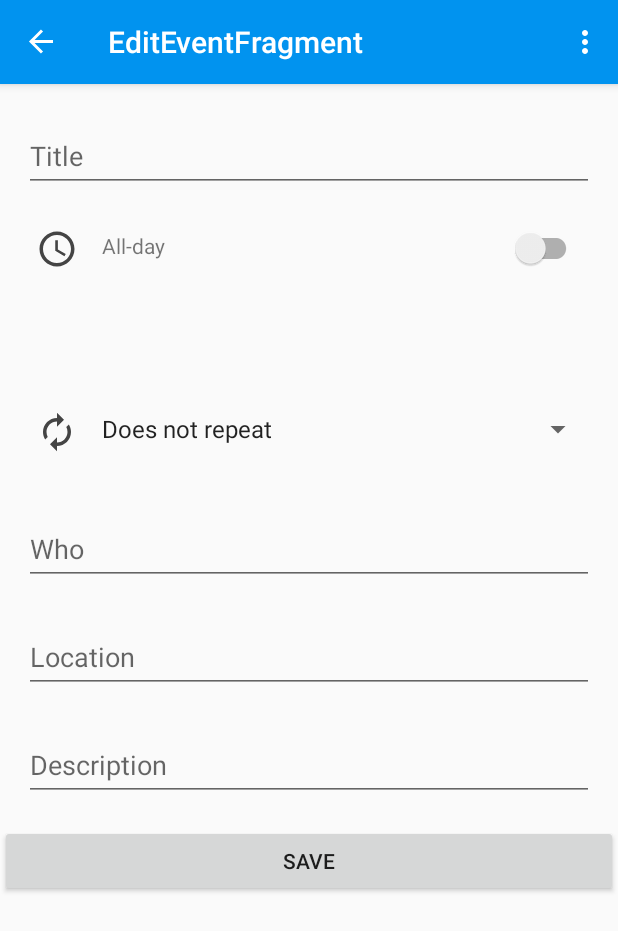
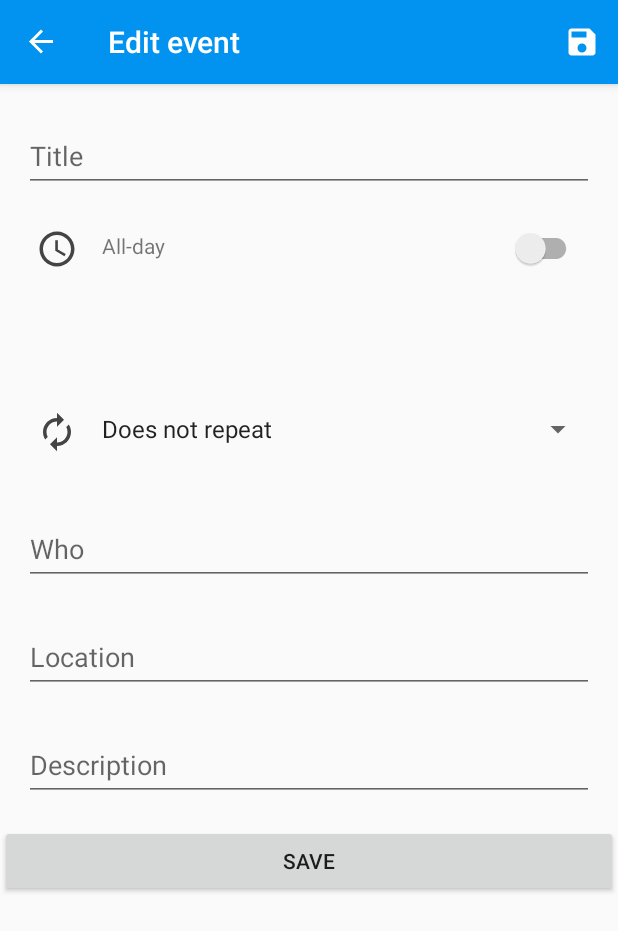
Before and after one commit to Raz28/calendar-android, an Android app: the screen it shows after launch (CalendarActivity), after a tap on "#fab", on a phone screen of 412 x 824 dp. Shown: the top 931 px of the screen. Run offline under Robolectric (Android 15) with nearby library versions, the phone set to English and light mode, and no system bars; our stand-ins replace Dagger/Hilt's generated code, Room's generated code, RxJava, Timber, data binding and 1 more; network calls fail.

Commit message:
replaced toolbar from activity to fragment, fixed navigation component with toolbar

```diff
--- a/app/src/main/java/com/gsv28rus/calendar/CalendarActivity.kt
+++ b/app/src/main/java/com/gsv28rus/calendar/CalendarActivity.kt
@@ -1,50 +1,45 @@
 package com.gsv28rus.calendar
 
 import android.os.Bundle
-import android.view.Menu
 import android.view.MenuItem
-import androidx.appcompat.app.ActionBarDrawerToggle
 import androidx.core.view.GravityCompat
-import androidx.drawerlayout.widget.DrawerLayout
+import androidx.navigation.NavController
 import androidx.navigation.findNavController
 import androidx.navigation.ui.AppBarConfiguration
+import androidx.navigation.ui.navigateUp
+import androidx.navigation.ui.setupActionBarWithNavController
 import androidx.navigation.ui.setupWithNavController
 import com.google.android.material.navigation.NavigationView
-import com.gsv28rus.calendar.common.presentation.BaseActivity
+import dagger.android.support.DaggerAppCompatActivity
 import kotlinx.android.synthetic.main.activity_calendar.*
-import kotlinx.android.synthetic.main.app_bar_main.*
 
 
-class CalendarActivity : BaseActivity(), NavigationView.OnNavigationItemSelectedListener {
+class CalendarActivity : DaggerAppCompatActivity(), NavigationView.OnNavigationItemSelectedListener {
+    private lateinit var appBarConfiguration: AppBarConfiguration
+    private lateinit var navController: NavController
 
     override fun onCreate(savedInstanceState: Bundle?) {
         super.onCreate(savedInstanceState)
+        setContentView(R.layout.activity_calendar)
 
-        setContentView(R.layout.activity_calendar)
+        navController = findNavController(R.id.nav_host_fragment)
+        appBarConfiguration = AppBarConfiguration(navController.graph, drawerLayout)
+
         setSupportActionBar(toolbar)
-        initNavigationController()
-        initNavigationView()
+        setupActionBarWithNavController(navController, appBarConfiguration)
+        navView.setupWithNavController(navController)
+        navView.setNavigationItemSelectedListener(this)
+    }
+
+    override fun onSupportNavigateUp(): Boolean {
+        return navController.navigateUp(appBarConfiguration) || super.onSupportNavigateUp()
     }
 
     override fun onBackPressed() {
-        val drawerLayout: DrawerLayout = findViewById(R.id.drawerLayout)
         if (drawerLayout.isDrawerOpen(GravityCompat.START)) {
             drawerLayout.closeDrawer(GravityCompat.START)
         } else {
             super.onBackPressed()
-            initNavigationView()
-        }
-    }
-
-    override fun onCreateOptionsMenu(menu: Menu): Boolean {
-        menuInflater.inflate(R.menu.main_menu, menu)
-        return true
-    }
-
-    override fun onOptionsItemSelected(item: MenuItem): Boolean {
-        return when (item.itemId) {
-            R.id.action_settings -> true
-            else -> super.onOptionsItemSelected(item)
         }
     }
 
@@ -72,24 +67,4 @@ class CalendarActivity : BaseActivity(), NavigationView.OnNavigationItemSelected
         drawerLayout.closeDrawer(GravityCompat.START)
         return true
     }
-
-    private fun initNavigationController() {
-        val navController = findNavController(R.id.nav_host_fragment)
-        val appBarConfiguration = AppBarConfiguration(navController.graph)
-        toolbar.setupWithNavController(navController, appBarConfiguration)
-    }
-
-    private fun initNavigationView() {
-        val toggle = ActionBarDrawerToggle(
-            this,
-            drawerLayout,
-            toolbar,
-            R.string.navigation_drawer_open,
-            R.string.navigation_drawer_close
-        )
-        drawerLayout.addDrawerListener(toggle)
-        toggle.syncState()
-
-        navView.setNavigationItemSelectedListener(this)
-    }
 }
--- a/app/src/main/java/com/gsv28rus/calendar/common/presentation/BaseActivity.kt
+++ /dev/null
@@ -1,10 +0,0 @@
-package com.gsv28rus.calendar.common.presentation
-
-import dagger.android.support.DaggerAppCompatActivity
-import javax.inject.Inject
-
-abstract class BaseActivity : DaggerAppCompatActivity() {
-
-    @Inject
-    protected lateinit var viewModelFactory: ViewModelFactory
-}
--- a/app/src/main/java/com/gsv28rus/calendar/event/EditEventFragment.kt
+++ b/app/src/main/java/com/gsv28rus/calendar/event/EditEventFragment.kt
@@ -1,10 +1,7 @@
 package com.gsv28rus.calendar.event
 
 import android.os.Bundle
-import android.view.LayoutInflater
-import android.view.View
-import android.view.ViewGroup
-import android.widget.ArrayAdapter
+import android.view.*
 import androidx.core.os.bundleOf
 import androidx.lifecycle.ViewModelProviders
 import androidx.navigation.fragment.findNavController
@@ -12,7 +9,6 @@ import com.gsv28rus.calendar.R
 import com.gsv28rus.calendar.common.DatePickerType
 import com.gsv28rus.calendar.common.presentation.BaseFragment
 import com.gsv28rus.calendar.databinding.FragmentEventEditBinding
-import kotlinx.android.synthetic.main.app_bar_main.*
 
 class EditEventFragment : BaseFragment() {
     private lateinit var binding: FragmentEventEditBinding
@@ -36,6 +32,20 @@ class EditEventFragment : BaseFragment() {
         initSpinner()
     }
 
+    override fun onCreateOptionsMenu(menu: Menu, inflater: MenuInflater) {
+        inflater.inflate(R.menu.event_edit_menu, menu)
+        super.onCreateOptionsMenu(menu, inflater)
+    }
+
+    override fun onOptionsItemSelected(item: MenuItem): Boolean {
+        return when (item.itemId) {
+            R.id.action_save -> {
+                return true
+            }
+            else -> super.onOptionsItemSelected(item)
+        }
+    }
+
     private fun initViewModel() {
         eventListViewModel = ViewModelProviders.of(this, viewModelFactory).get(EventListViewModel::class.java)
         binding.viewModel = eventListViewModel
@@ -43,7 +53,6 @@ class EditEventFragment : BaseFragment() {
 
     private fun initToolbar() {
         setHasOptionsMenu(true)
-        activity?.toolbar?.setNavigationOnClickListener { activity?.onBackPressed() }
     }
 
     private fun initSpinner() {
--- a/app/src/main/java/com/gsv28rus/calendar/event/EventListFragment.kt
+++ b/app/src/main/java/com/gsv28rus/calendar/event/EventListFragment.kt
@@ -1,15 +1,12 @@
 package com.gsv28rus.calendar.event
 
 import android.os.Bundle
-import android.view.LayoutInflater
-import android.view.View
-import android.view.ViewGroup
+import android.view.*
 import androidx.core.os.bundleOf
 import androidx.lifecycle.Observer
 import androidx.lifecycle.ViewModelProviders
 import androidx.navigation.fragment.findNavController
-import androidx.recyclerview.widget.LinearLayoutManager
-import androidx.recyclerview.widget.RecyclerView
+import androidx.navigation.ui.onNavDestinationSelected
 import com.gsv28rus.calendar.R
 import com.gsv28rus.calendar.common.presentation.BaseFragment
 import kotlinx.android.synthetic.main.fragment_list.*
@@ -31,14 +28,24 @@ class EventListFragment : BaseFragment() {
         initFab()
     }
 
+    override fun onCreateOptionsMenu(menu: Menu, inflater: MenuInflater) {
+        inflater.inflate(R.menu.event_list_menu, menu)
+        super.onCreateOptionsMenu(menu, inflater)
+    }
+
+    override fun onOptionsItemSelected(item: MenuItem): Boolean {
+        return when (item.itemId) {
+            R.id.action_go_today -> true
+            else -> item.onNavDestinationSelected(findNavController()) || super.onOptionsItemSelected(item)
+        }
+    }
+
     private fun initList() {
         adapter = EventAdapter(listOf(), listener = {
-            val bundle = bundleOf("eventDay" to it)
-            findNavController().navigate(R.id.action_eventListFragment_to_editEventFragment, bundle)
+            findNavController().navigate(R.id.action_eventListFragment_to_editEventFragment,  bundleOf("eventDay" to it))
         })
+        list.adapter = adapter
         list.setHasFixedSize(true)
-        list.layoutManager = LinearLayoutManager(activity) as RecyclerView.LayoutManager?
-        list.adapter = adapter
     }
 
     private fun initViewModel() {
--- /dev/null
+++ b/app/src/main/res/drawable/ic_save.xml
@@ -0,0 +1,10 @@
+<vector xmlns:android="http://schemas.android.com/apk/res/android"
+    android:width="24dp"
+    android:height="24dp"
+    android:tint="@color/white"
+    android:viewportWidth="24.0"
+    android:viewportHeight="24.0">
+    <path
+        android:fillColor="#FF000000"
+        android:pathData="M17,3L5,3c-1.11,0 -2,0.9 -2,2v14c0,1.1 0.89,2 2,2h14c1.1,0 2,-0.9 2,-2L21,7l-4,-4zM12,19c-1.66,0 -3,-1.34 -3,-3s1.34,-3 3,-3 3,1.34 3,3 -1.34,3 -3,3zM15,9L5,9L5,5h10v4z" />
+</vector>
--- /dev/null
+++ b/app/src/main/res/drawable/ic_today.xml
@@ -0,0 +1,10 @@
+<vector xmlns:android="http://schemas.android.com/apk/res/android"
+    android:width="24dp"
+    android:height="24dp"
+    android:tint="@color/white"
+    android:viewportWidth="24.0"
+    android:viewportHeight="24.0">
+    <path
+        android:fillColor="#FF000000"
+        android:pathData="M19,3h-1L18,1h-2v2L8,3L8,1L6,1v2L5,3c-1.11,0 -1.99,0.9 -1.99,2L3,19c0,1.1 0.89,2 2,2h14c1.1,0 2,-0.9 2,-2L21,5c0,-1.1 -0.9,-2 -2,-2zM19,19L5,19L5,8h14v11zM7,10h5v5L7,15z" />
+</vector>
--- a/app/src/main/res/layout/activity_calendar.xml
+++ b/app/src/main/res/layout/activity_calendar.xml
@@ -1,26 +1,48 @@
 <?xml version="1.0" encoding="utf-8"?>
-<androidx.drawerlayout.widget.DrawerLayout
-    xmlns:android="http://schemas.android.com/apk/res/android"
+<androidx.drawerlayout.widget.DrawerLayout xmlns:android="http://schemas.android.com/apk/res/android"
     xmlns:app="http://schemas.android.com/apk/res-auto"
-    xmlns:tools="http://schemas.android.com/tools"
     android:id="@+id/drawerLayout"
     android:layout_width="match_parent"
     android:layout_height="match_parent"
-    android:fitsSystemWindows="true"
-    tools:openDrawer="start">
+    android:fitsSystemWindows="true">
 
-    <include
-        layout="@layout/app_bar_main"
+    <LinearLayout
         android:layout_width="match_parent"
-        android:layout_height="match_parent"/>
+        android:layout_height="match_parent"
+        android:orientation="vertical">
+
+        <com.google.android.material.appbar.AppBarLayout
+            android:id="@+id/appbar"
+            android:layout_width="match_parent"
+            android:layout_height="wrap_content"
+            android:theme="@style/CalendarTheme.AppBarOverlay">
+
+            <androidx.appcompat.widget.Toolbar
+                android:id="@+id/toolbar"
+                android:layout_width="match_parent"
+                android:layout_height="?attr/actionBarSize"
+                android:background="?attr/colorPrimary"
+                app:popupTheme="@style/CalendarTheme.PopupOverlay" />
+
+        </com.google.android.material.appbar.AppBarLayout>
+
+        <fragment
+            android:id="@+id/nav_host_fragment"
+            android:name="androidx.navigation.fragment.NavHostFragment"
+            android:layout_width="match_parent"
+            android:layout_height="match_parent"
+            app:defaultNavHost="true"
+            app:navGraph="@navigation/nav_graph" />
+
+    </LinearLayout>
 
     <com.google.android.material.navigation.NavigationView
         android:id="@+id/navView"
+        style="@style/Widget.MaterialComponents.NavigationView"
         android:layout_width="wrap_content"
         android:layout_height="match_parent"
         android:layout_gravity="start"
-        android:fitsSystemWindows="true"
         app:headerLayout="@layout/nav_header_main"
-        app:menu="@menu/nav_menu"/>
+        app:menu="@menu/nav_menu" />
 
 </androidx.drawerlayout.widget.DrawerLayout>
--- a/app/src/main/res/layout/app_bar_main.xml
+++ /dev/null
@@ -1,29 +0,0 @@
-<?xml version="1.0" encoding="utf-8"?>
-<androidx.coordinatorlayout.widget.CoordinatorLayout xmlns:android="http://schemas.android.com/apk/res/android"
-    xmlns:app="http://schemas.android.com/apk/res-auto"
-    xmlns:tools="http://schemas.android.com/tools"
-    android:layout_width="match_parent"
-    android:layout_height="match_parent"
-    tools:context=".CalendarActivity">
-
-    <com.google.android.material.appbar.AppBarLayout
-        android:layout_width="match_parent"
-        android:layout_height="wrap_content"
-        android:theme="@style/CalendarTheme.AppBarOverlay">
-
-        <androidx.appcompat.widget.Toolbar
-            android:id="@+id/toolbar"
-            android:layout_width="match_parent"
-            android:layout_height="?attr/actionBarSize"
-            android:background="?attr/colorPrimary"
-            app:popupTheme="@style/CalendarTheme.PopupOverlay" />
-
-    </com.google.android.material.appbar.AppBarLayout>
-
-    <include
-        layout="@layout/content_main"
-        android:layout_width="match_parent"
-        android:layout_height="wrap_content"
-        android:layout_marginTop="56dp" />
-
-</androidx.coordinatorlayout.widget.CoordinatorLayout>
--- a/app/src/main/res/layout/content_main.xml
+++ /dev/null
@@ -1,20 +0,0 @@
-<?xml version="1.0" encoding="utf-8"?>
-
-<FrameLayout xmlns:android="http://schemas.android.com/apk/res/android"
-    xmlns:app="http://schemas.android.com/apk/res-auto"
-    android:layout_width="match_parent"
-    android:layout_height="match_parent">
-
-    <fragment
-        android:id="@+id/nav_host_fragment"
-        android:name="androidx.navigation.fragment.NavHostFragment"
-        android:layout_width="match_parent"
-        android:layout_height="match_parent"
-        app:defaultNavHost="true"
-        app:layout_constraintBottom_toBottomOf="parent"
-        app:layout_constraintLeft_toLeftOf="parent"
-        app:layout_constraintRight_toRightOf="parent"
-        app:layout_constraintTop_toTopOf="parent"
-        app:navGraph="@navigation/nav_graph" />
-
-</FrameLayout>
--- a/app/src/main/res/layout/fragment_list.xml
+++ b/app/src/main/res/layout/fragment_list.xml
@@ -11,7 +11,8 @@
             android:id="@+id/list"
             android:layout_width="match_parent"
             android:layout_height="match_parent"
-            android:clipToPadding="false" />
+            android:clipToPadding="false"
+            app:layoutManager="androidx.recyclerview.widget.LinearLayoutManager" />
 
         <com.google.android.material.floatingactionbutton.FloatingActionButton
             android:id="@+id/fab"
--- /dev/null
+++ b/app/src/main/res/menu/event_edit_menu.xml
@@ -0,0 +1,27 @@
+<?xml version="1.0" encoding="utf-8"?>
+<!--
+  ~ Copyright 2018 Google LLC
+  ~
+  ~ Licensed under the Apache License, Version 2.0 (the "License");
+  ~ you may not use this file except in compliance with the License.
+  ~ You may obtain a copy of the License at
+  ~
+  ~     https://www.apache.org/licenses/LICENSE-2.0
+  ~
+  ~ Unless required by applicable law or agreed to in writing, software
+  ~ distributed under the License is distributed on an "AS IS" BASIS,
+  ~ WITHOUT WARRANTIES OR CONDITIONS OF ANY KIND, either express or implied.
+  ~ See the License for the specific language governing permissions and
+  ~ limitations under the License.
+  -->
+
+<menu xmlns:android="http://schemas.android.com/apk/res/android"
+    xmlns:app="http://schemas.android.com/apk/res-auto">
+
+    <item
+        android:id="@+id/action_save"
+        android:title="@string/action_accept"
+        android:icon="@drawable/ic_save"
+        app:showAsAction="always" />
+
+</menu>
--- /dev/null
+++ b/app/src/main/res/menu/event_list_menu.xml
@@ -0,0 +1,9 @@
+<?xml version="1.0" encoding="utf-8"?>
+<menu xmlns:android="http://schemas.android.com/apk/res/android"
+    xmlns:app="http://schemas.android.com/apk/res-auto">
+    <item
+        android:id="@+id/action_go_today"
+        android:icon="@drawable/ic_today"
+        android:title="@string/action_go_today"
+        app:showAsAction="always" />
+</menu>
--- a/app/src/main/res/menu/main_menu.xml
+++ /dev/null
@@ -1,8 +0,0 @@
-<?xml version="1.0" encoding="utf-8"?>
-<menu xmlns:android="http://schemas.android.com/apk/res/android"
-      xmlns:app="http://schemas.android.com/apk/res-auto">
-    <item android:id="@+id/action_settings"
-          android:title="@string/action_settings"
-          android:orderInCategory="100"
-          app:showAsAction="never"/>
-</menu>
--- a/app/src/main/res/navigation/nav_graph.xml
+++ b/app/src/main/res/navigation/nav_graph.xml
@@ -7,20 +7,24 @@
     <fragment
         android:id="@+id/eventListFragment"
         android:name="com.gsv28rus.calendar.event.EventListFragment"
-        android:label="EventListFragment">
+        android:label="@string/event_list">
         <action
             android:id="@+id/action_eventListFragment_to_editEventFragment"
+            app:enterAnim="@anim/slide_in_right"
+            app:exitAnim="@anim/slide_out_left"
             app:destination="@id/editEventFragment" />
     </fragment>
     <fragment
         android:id="@+id/editEventFragment"
         android:name="com.gsv28rus.calendar.event.EditEventFragment"
-        android:label="EditEventFragment">
+        android:label="@string/edit_event">
         <argument
             android:name="eventDay"
             app:argType="com.gsv28rus.calendar.event.EventDay" />
         <action
             android:id="@+id/action_editEventFragment_to_datePickerFragment"
+            app:enterAnim="@anim/slide_in_right"
+            app:exitAnim="@anim/slide_out_left"
             app:destination="@id/datePickerFragment" />
     </fragment>
     <dialog
--- a/app/src/main/res/values/strings.xml
+++ b/app/src/main/res/values/strings.xml
@@ -2,6 +2,9 @@
     <string name="app_name">Calendar App</string>
     <string name="no_events">No events</string>
     <string name="week_index">%1$d week</string>
+
+    <string name="event_list">My events</string>
+    <string name="edit_event">Edit event</string>
 
     <string name="event_title">Title</string>
     <string name="event_who">Who</string>
@@ -9,11 +12,11 @@
     <string name="event_description">Description</string>
     <string name="event_all_day">All-day</string>
 
-    <string name="navigation_drawer_open">Open navigation drawer</string>
-    <string name="navigation_drawer_close">Close navigation drawer</string>
     <string name="author_email">gsv28rus@gmail.com</string>
 
     <string name="action_settings">Settings</string>
+    <string name="action_go_today">Today</string>
+    <string name="action_accept">Accept</string>
 
     <string name="menu_list">List</string>
     <string name="menu_day">Day</string>
```
Also changed, not shown: app/src/main/res/anim/slide_in_left.xml (added, +22 -0 lines), app/src/main/res/anim/slide_in_right.xml (added, +22 -0 lines), app/src/main/res/anim/slide_out_left.xml (added, +22 -0 lines), app/src/main/res/anim/slide_out_right.xml (added, +22 -0 lines).
